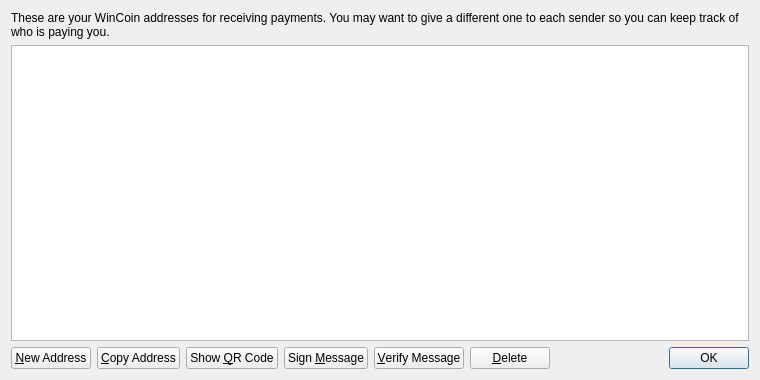
First picture: the form in src/qt/forms/addressbookpage.ui, repository loning/stratisX, before the edit.
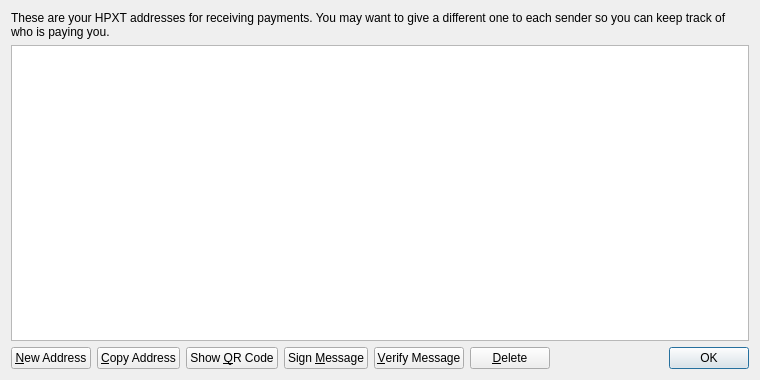
Second picture: the form after the edit.

Diff of the .ui file:
```diff
--- a/src/qt/forms/addressbookpage.ui
+++ b/src/qt/forms/addressbookpage.ui
@@ -17,7 +17,7 @@
    <item>
     <widget class="QLabel" name="labelExplanation">
      <property name="text">
-      <string>These are your WinCoin addresses for receiving payments. You may want to give a different one to each sender so you can keep track of who is paying you.</string>
+      <string>These are your HPXT addresses for receiving payments. You may want to give a different one to each sender so you can keep track of who is paying you.</string>
      </property>
      <property name="textFormat">
       <enum>Qt::PlainText</enum>
```
Left out of the diff: 4 changed lines with no effect on the pictures.
